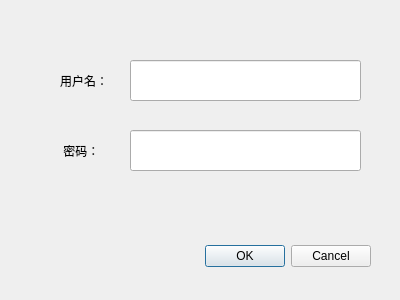
Before: the Qt Designer form kj0127/login.ui in Sunsjtu/sjtu_QT_bishe, drawn with Qt 5.
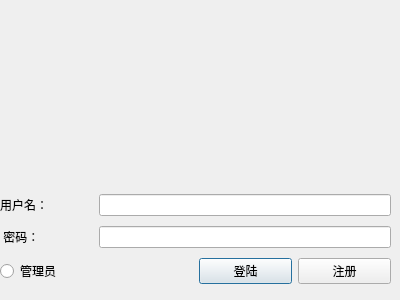
After: the same form once the commit is applied. Icons and pictures are not drawn.

Diff of the .ui file:
```diff
--- a/kj0127/login.ui
+++ b/kj0127/login.ui
@@ -13,79 +13,106 @@
   <property name="windowTitle">
    <string>Dialog</string>
   </property>
-  <widget class="QDialogButtonBox" name="buttonBox">
-   <property name="geometry">
-    <rect>
-     <x>30</x>
-     <y>240</y>
-     <width>341</width>
-     <height>32</height>
-    </rect>
+  <widget class="QLabel" name="label">
+   <property name="enabled">
+    <bool>true</bool>
    </property>
-   <property name="orientation">
-    <enum>Qt::Horizontal</enum>
-   </property>
-   <property name="standardButtons">
-    <set>QDialogButtonBox::Cancel|QDialogButtonBox::Ok</set>
-   </property>
-  </widget>
-  <widget class="QLineEdit" name="m_UsnLineEdit">
    <property name="geometry">
     <rect>
-     <x>130</x>
-     <y>60</y>
-     <width>231</width>
-     <height>41</height>
+     <x>100</x>
+     <y>10</y>
+     <width>191</width>
+     <height>171</height>
     </rect>
    </property>
+   <property name="maximumSize">
+    <size>
+     <width>191</width>
+     <height>171</height>
+    </size>
+   </property>
    <property name="text">
     <string/>
    </property>
-  </widget>
-  <widget class="QLabel" name="m_UsnLabel">
-   <property name="geometry">
-    <rect>
-     <x>60</x>
-     <y>50</y>
-     <width>61</width>
-     <height>61</height>
-    </rect>
+   <property name="pixmap">
+    <pixmap resource="res.qrc">:/img/logo.png</pixmap>
    </property>
-   <property name="frameShape">
-    <enum>QFrame::NoFrame</enum>
+   <property name="scaledContents">
+    <bool>true</bool>
    </property>
-   <property name="text">
-    <string>用户名：</string>
+   <property name="wordWrap">
+    <bool>false</bool>
    </property>
-  </widget>
-  <widget class="QLabel" name="m_PwdLabel">
-   <property name="geometry">
-    <rect>
-     <x>60</x>
-     <y>120</y>
-     <width>61</width>
-     <height>61</height>
-    </rect>
+   <property name="openExternalLinks">
+    <bool>false</bool>
    </property>
-   <property name="text">
-    <string> 密码：</string>
-   </property>
   </widget>
-  <widget class="QLineEdit" name="m_PwdLineEdit">
+  <widget class="QWidget" name="">
    <property name="geometry">
     <rect>
-     <x>130</x>
-     <y>130</y>
-     <width>231</width>
-     <height>41</height>
+     <x>0</x>
+     <y>190</y>
+     <width>391</width>
+     <height>101</height>
     </rect>
    </property>
-   <property name="text">
-    <string/>
-   </property>
-   <property name="echoMode">
-    <enum>QLineEdit::Password</enum>
-   </property>
+   <layout class="QGridLayout" name="gridLayout">
+    <item row="0" column="0">
+     <widget class="QLabel" name="m_UsnLabel">
+      <property name="frameShape">
+       <enum>QFrame::NoFrame</enum>
+      </property>
+      <property name="text">
+       <string>用户名：</string>
+      </property>
+     </widget>
+    </item>
+    <item row="0" column="1" colspan="3">
+     <widget class="QLineEdit" name="m_UsnLineEdit">
+      <property name="text">
+       <string/>
+      </property>
+     </widget>
+    </item>
+    <item row="1" column="0">
+     <widget class="QLabel" name="m_PwdLabel">
+      <property name="text">
+       <string> 密码：</string>
+      </property>
+     </widget>
+    </item>
+    <item row="1" column="1" colspan="3">
+     <widget class="QLineEdit" name="m_PwdLineEdit">
+      <property name="text">
+       <string/>
+      </property>
+      <property name="echoMode">
+       <enum>QLineEdit::Password</enum>
+      </property>
+     </widget>
+    </item>
+    <item row="2" column="0" colspan="2">
+     <widget class="QRadioButton" name="radioButton">
+      <property name="text">
+       <string>管理员</string>
+      </property>
+     </widget>
+    </item>
+    <item row="2" column="2">
+     <widget class="QPushButton" name="pushButton_2">
+      <property name="text">
+       <string>登陆</string>
+      </property>
+     </widget>
+    </item>
+    <item row="2" column="3">
+     <widget class="QPushButton" name="pushButton">
+      <property name="text">
+       <string>注册</string>
+      </property>
+     </widget>
+    </item>
+   </layout>
   </widget>
  </widget>
  <resources/>
```
Left out of the diff: 39 changed lines with no effect on the pictures.
